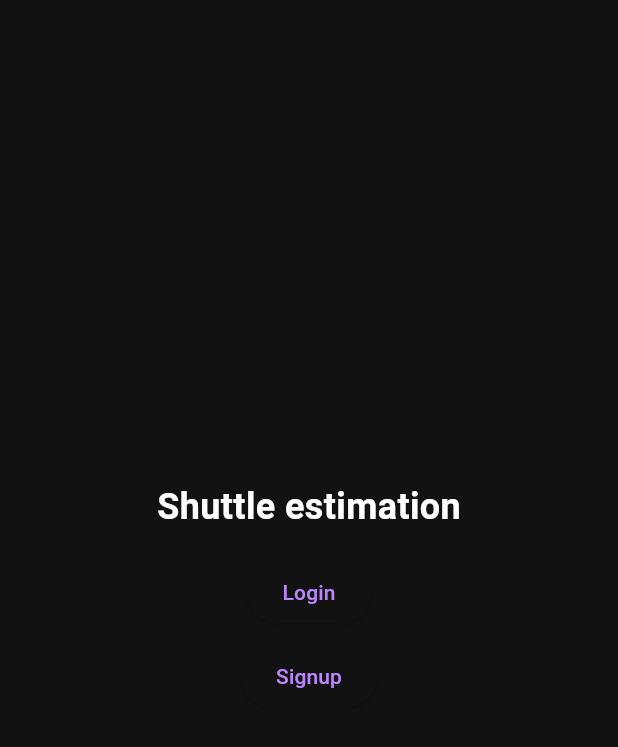
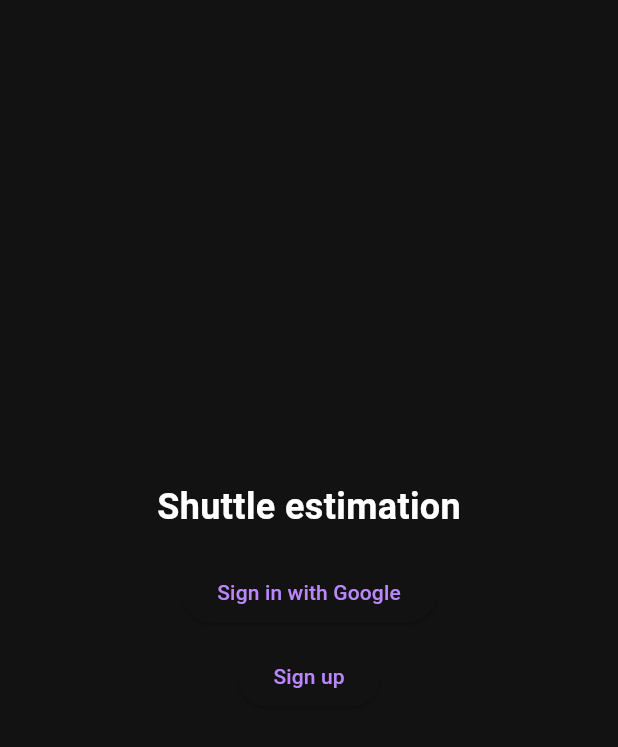
Before and after one commit to KealymB/luna, a Flutter app: the screen it shows after launch, on a phone screen of 412 x 824 dp, the part 63-810 px from its top. Run offline on Flutter 3.47's test engine with Material 3 defaults, Android fonts, the phone set to English and light mode, and no system bars; our stand-ins replace firebase_auth, firebase_core, flutter_bloc, glob, go_router, google_sign_in; missing offline and left inert: build, source_gen; accounts and stored records are empty.

Commit message:
Added sign out button, added url

```diff
--- a/lib/features/router/router.dart
+++ b/lib/features/router/router.dart
@@ -1,6 +1,7 @@
 import 'package:go_router/go_router.dart';
 
 import 'package:luna/pages/auth/welcome/page.dart';
+import 'package:luna/pages/home/page.dart';
 import 'package:luna/pages/splash/page.dart';
 
 final router = GoRouter(
@@ -13,5 +14,9 @@ final router = GoRouter(
       path: '/Welcome',
       builder: (context, _) => const WelcomePage(),
     ),
+    GoRoute(
+      path: '/Home',
+      builder: (context, _) => const HomePage(),
+    ),
   ],
 );
--- a/lib/main.dart
+++ b/lib/main.dart
@@ -1,7 +1,6 @@
 import 'package:flutter/material.dart';
 import 'package:flutter_bloc/flutter_bloc.dart';
 import 'package:firebase_core/firebase_core.dart';
-import 'package:go_router/go_router.dart';
 import 'package:luna/features/auth/cubit.dart';
 import 'package:luna/features/auth/state.dart';
 import 'package:luna/features/router/router.dart';
--- a/lib/pages/auth/welcome/page.dart
+++ b/lib/pages/auth/welcome/page.dart
@@ -1,4 +1,6 @@
 import 'package:flutter/material.dart';
+import 'package:flutter_bloc/flutter_bloc.dart';
+import 'package:luna/features/auth/cubit.dart';
 
 class WelcomePage extends StatelessWidget {
   const WelcomePage({super.key});
@@ -23,16 +25,16 @@ class WelcomePage extends StatelessWidget {
             const SizedBox(height: 16),
             ElevatedButton(
               onPressed: () {
-                // TODO: Implement login functionality
+                context.read<AuthCubit>().signInWithGoogle();
               },
-              child: Text('Login'),
+              child: const Text('Sign in with Google'),
             ),
             const SizedBox(height: 8),
             ElevatedButton(
               onPressed: () {
                 // TODO: Implement signup functionality
               },
-              child: const Text('Signup'),
+              child: const Text('Sign up'),
             ),
           ],
         ),
```
Also changed, not shown: lib/pages/home/page.dart (+17 -8 lines), 2 other files.
